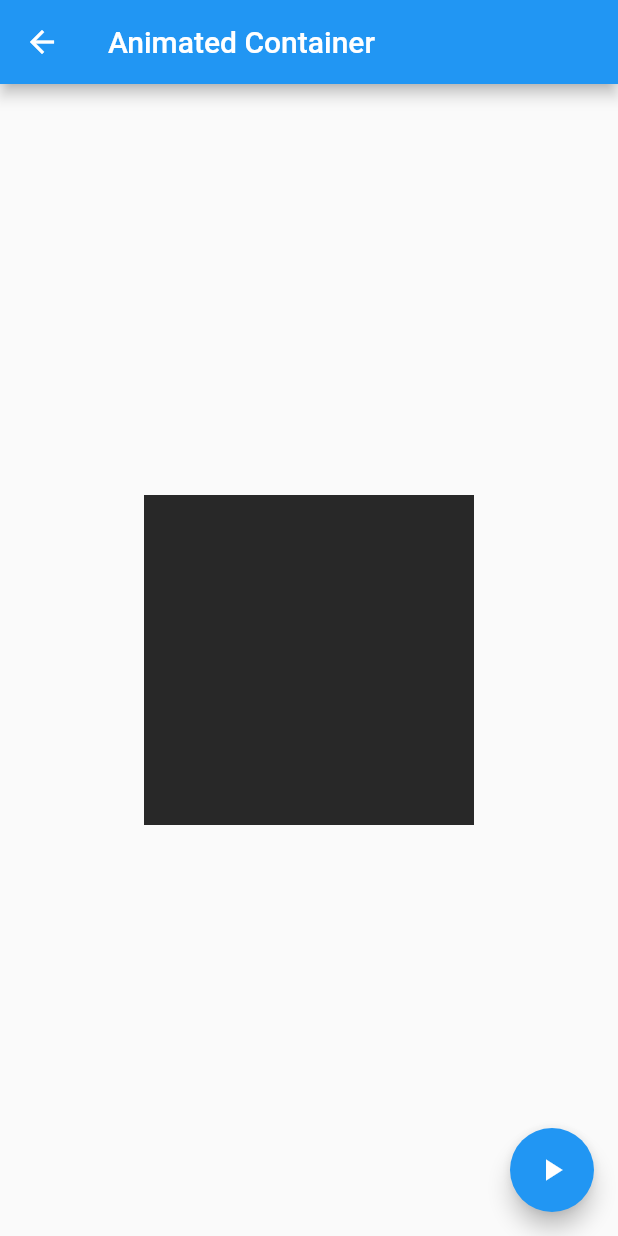
After one commit to VictorParodi/Tools, a Flutter app: the AnimatedContainerPage screen opened by its route, after a tap on the "play arrow" icon, on a phone screen of 412 x 824 dp. The commit adds this screen. Run offline on Flutter 3.47's test engine with Material 2 defaults, Android fonts, the phone set to English and light mode, and no system bars.

Commit message:
[app1] commit 14: playing around with animated containers

```diff
--- a/data/menu_opts.json
+++ b/data/menu_opts.json
@@ -15,6 +15,11 @@
             "ruta" : "card",
             "icon" : "folder_open",
             "texto": "Cards - Tarjetas"
+        },
+        {
+            "ruta" : "animatedContainer",
+            "icon" : "donut_large",
+            "texto": "Animated Container"
         }
     ]
 }
--- /dev/null
+++ b/lib/src/pages/animatedContainer_page.dart
@@ -0,0 +1,45 @@
+import 'package:flutter/material.dart';
+import 'dart:math';
+
+class AnimatedContainerPage extends StatefulWidget {
+  @override
+  _AnimatedContainerPageState createState() => _AnimatedContainerPageState();
+}
+
+class _AnimatedContainerPageState extends State<AnimatedContainerPage> {
+  double _height = 50.0;
+  double _width = 50.0;
+  Color _boxColor = Colors.blue;
+
+  @override
+  Widget build(BuildContext context) {
+    return Container(
+      child: Scaffold(
+        appBar: AppBar(title: Text('Animated Container')),
+        body: Center(
+          child: AnimatedContainer(
+              curve: Curves.elasticOut,
+              duration: Duration(seconds: 1),
+              height: _height,
+              width: _width,
+              color: _boxColor,
+          ),
+        ),
+        floatingActionButton: FloatingActionButton(
+         child: Icon(Icons.play_arrow),
+         onPressed: () {
+          _height = Random().nextInt(300).toDouble();
+          _width = Random().nextInt(300).toDouble();
+          _boxColor = Color.fromRGBO(
+            Random().nextInt(255),
+            Random().nextInt(255),
+            Random().nextInt(255),
+            1.0
+          );
+          setState(() {});
+         },
+        ),
+      ),
+    );
+  }
+}
--- a/lib/src/routes/routes.dart
+++ b/lib/src/routes/routes.dart
@@ -3,12 +3,14 @@ import 'package:tools/src/pages/cards_page.dart';
 import './../pages/home_page.dart';
 import './../pages/alert_page.dart';
 import './../pages/avatar_page.dart';
+import 'package:tools/src/pages/animatedContainer_page.dart';
 
 Map<String, WidgetBuilder> getRoutes() {
   return {
     'home': (context) => new HomePage(),
     'alert': (context) => new AlertPage(),
     'avatar': (context) => new AvatarPage(),
-    'card': (context) => new CardsPage()
+    'card': (context) => new CardsPage(),
+    'animatedContainer': (context) => new AnimatedContainerPage()
   };
 }
--- a/lib/src/utils/icons_utils.dart
+++ b/lib/src/utils/icons_utils.dart
@@ -3,7 +3,8 @@ import 'package:flutter/material.dart';
 final _icons = <String, IconData> {
   'add_alert': Icons.add_alert,
   'accessibility': Icons.accessibility,
-  'folder_open': Icons.folder_open
+  'folder_open': Icons.folder_open,
+  'donut_large': Icons.donut_large
 };
 
 Widget getIcon(icon) {
```
